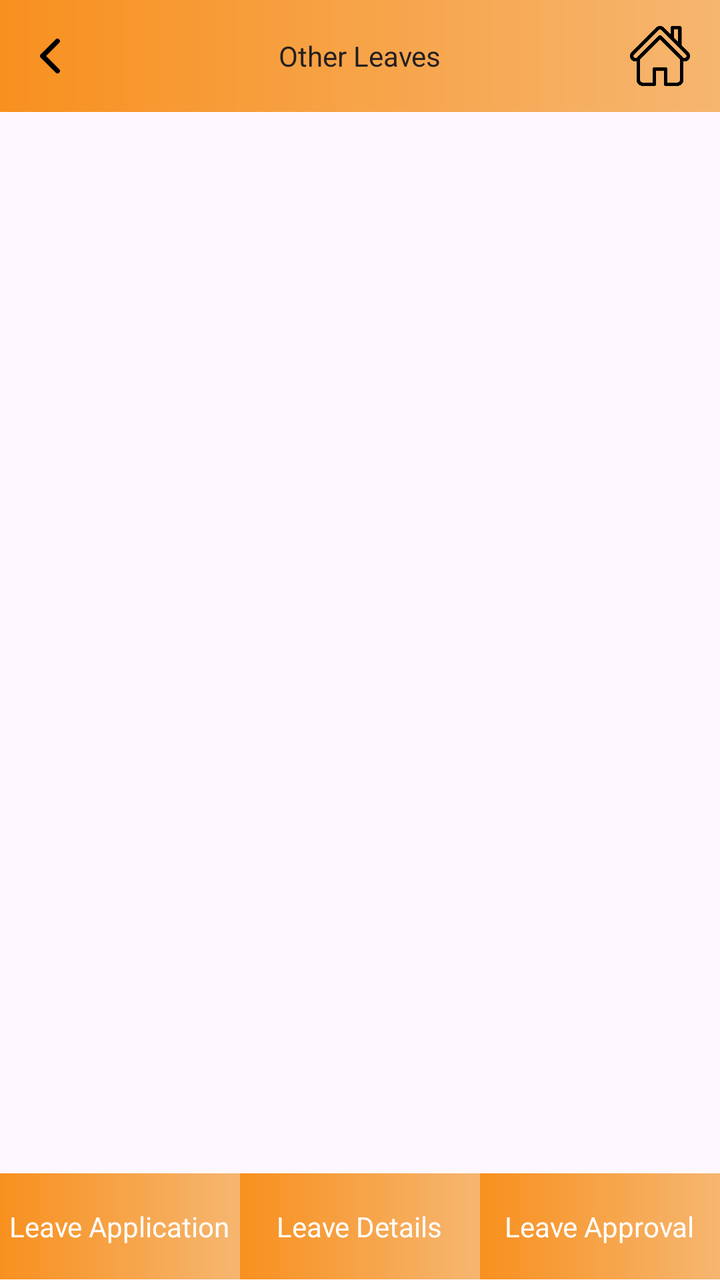
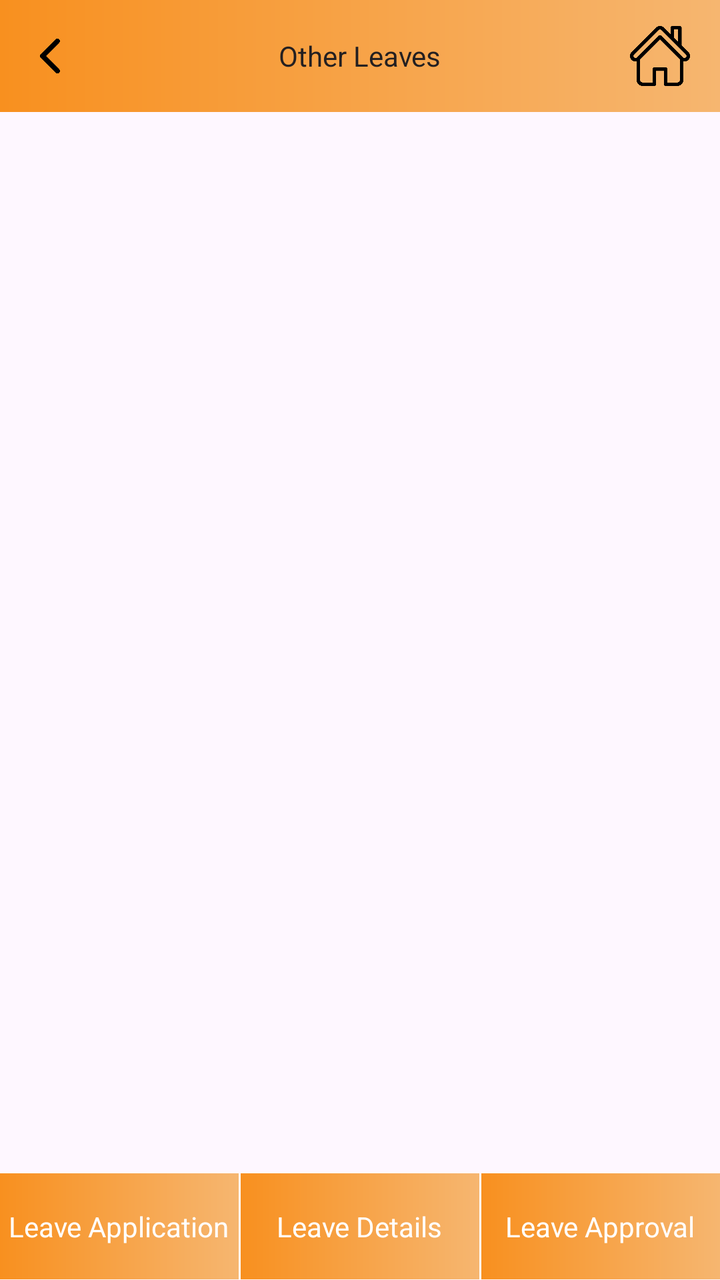

An Android layout rendered at two revisions. The XML below is the earlier revision; the diff shows what the commit changed to produce the second picture.
<!-- AndroidManifest.xml: application theme Theme.IMFA -->
<!-- res/layout/activity_other_leaves.xml -->
<?xml version="1.0" encoding="utf-8"?>
<androidx.constraintlayout.widget.ConstraintLayout xmlns:android="http://schemas.android.com/apk/res/android"
    xmlns:app="http://schemas.android.com/apk/res-auto"
    xmlns:tools="http://schemas.android.com/tools"
    android:id="@+id/main"
    android:layout_width="match_parent"
    android:layout_height="match_parent"
    tools:context=".Leave.OtherLeavesActivity">

    <LinearLayout
        android:id="@+id/linearLayout"
        android:layout_width="match_parent"
        android:layout_height="?android:actionBarSize"
        android:background="@drawable/background_1"
        android:orientation="horizontal"
        app:layout_constraintEnd_toEndOf="parent"
        app:layout_constraintStart_toStartOf="parent"
        app:layout_constraintTop_toTopOf="parent">

        <LinearLayout
            android:layout_width="0dp"
            android:layout_height="match_parent"
            android:layout_weight="0.5">

            <ImageView
                android:id="@+id/imgBack"
                android:layout_width="30dp"
                android:layout_height="40dp"
                android:layout_gravity="center"
                android:layout_marginLeft="10dp"
                android:src="@drawable/back_arrow" />
        </LinearLayout>

        <LinearLayout
            android:layout_width="0dp"
            android:layout_height="match_parent"
            android:layout_weight="1"
            android:gravity="center">

            <TextView
                android:id="@+id/tvToolBar"
                android:layout_width="wrap_content"
                android:layout_height="wrap_content"
                android:text="Other Leaves"
                android:textColor="@color/appBlack"
                android:textSize="14sp" />

        </LinearLayout>

        <LinearLayout
            android:layout_width="0dp"
            android:layout_height="match_parent"
            android:layout_weight="0.5"
            android:gravity="right">

            <ImageView
                android:id="@+id/imgHome"
                android:layout_width="30dp"
                android:layout_height="30dp"
                android:layout_gravity="center"
                android:layout_marginRight="15dp"
                android:src="@drawable/home" />
        </LinearLayout>
    </LinearLayout>

    <LinearLayout
        android:visibility="gone"
        android:layout_width="match_parent"
        android:layout_height="match_parent"
        android:id="@+id/lnNonAccess"
        android:orientation="vertical"
        android:gravity="center">
        <ImageView
            android:layout_width="80dp"
            android:layout_height="80dp"
            android:src="@drawable/sorry"/>

        <TextView
            android:layout_marginTop="5dp"
            android:textStyle="bold"
            android:layout_width="wrap_content"
            android:layout_height="wrap_content"
            android:textSize="14sp"
            android:textColor="@color/appYellow"
            android:text="Currently this menu is not accessible"/>

    </LinearLayout>

    <LinearLayout
        android:id="@+id/lnAccess"
        android:layout_width="match_parent"
        android:layout_height="0dp"
        android:orientation="vertical"
        android:visibility="visible"
        app:layout_constraintBottom_toBottomOf="parent"
        app:layout_constraintEnd_toEndOf="parent"
        app:layout_constraintStart_toStartOf="parent"
        app:layout_constraintTop_toBottomOf="@+id/linearLayout">

        <LinearLayout
            android:layout_width="match_parent"
            android:layout_height="0dp"
            android:layout_weight="1">

            <FrameLayout
                android:id="@+id/frameLayout"
                android:layout_width="match_parent"
                android:layout_height="match_parent"
                android:layout_margin="10dp"></FrameLayout>
        </LinearLayout>

        <LinearLayout
            android:layout_width="match_parent"
            android:layout_height="0dp"
            android:layout_weight="0.1"
            android:orientation="horizontal">

            <LinearLayout
                android:id="@+id/llApplication"
                android:layout_width="0dp"
                android:layout_height="match_parent"
                android:layout_weight="1"
                android:background="@drawable/background_1"
                android:gravity="center">

                <TextView
                    android:id="@+id/tvApplication"
                    android:layout_width="wrap_content"
                    android:layout_height="wrap_content"
                    android:text="Leave Application"
                    android:textColor="@android:color/white"
                    android:textSize="14sp"></TextView>
            </LinearLayout>

            <LinearLayout
                android:id="@+id/llDetails"
                android:layout_width="0dp"
                android:layout_height="match_parent"
                android:layout_weight="1"
                android:background="@drawable/background_1"
                android:gravity="center">

                <TextView
                    android:id="@+id/tvDetails"
                    android:layout_width="wrap_content"
                    android:layout_height="wrap_content"
                    android:text="Leave Details"
                    android:textColor="@android:color/white"
                    android:textSize="14sp"></TextView>
            </LinearLayout>

            <LinearLayout
                android:id="@+id/llApproval"
                android:layout_width="0dp"
                android:layout_height="match_parent"
                android:layout_weight="1"
                android:visibility="visible"
                android:background="@drawable/background_1"
                android:gravity="center">

                <TextView
                    android:id="@+id/tvApproval"
                    android:layout_width="wrap_content"
                    android:layout_height="wrap_content"
                    android:text="Leave Approval"
                    android:textColor="@android:color/white"
                    android:textSize="14sp" />
            </LinearLayout>
        </LinearLayout>
    </LinearLayout>


</androidx.constraintlayout.widget.ConstraintLayout>
<!-- resources referenced by this layout -->
<resources>
  <color name="appBlack">#242021</color>
  <color name="appYellow">#F8901F</color>
  <!-- drawable back_arrow: png bitmap (drawable, 2943 bytes) -->
  <!-- drawable background_1 (drawable) -->
  <shape xmlns:android="http://schemas.android.com/apk/res/android"
      android:shape="rectangle">
      <gradient
          android:endColor="#F6B670"
          android:startColor="@color/appYellow"
          android:type="linear"
          android:angle="0" />
  </shape>
  <!-- drawable home: png bitmap (drawable, 9285 bytes) -->
  <!-- drawable sorry: png bitmap (drawable, 3710 bytes) -->
  <style name="Theme.IMFA" parent="Base.Theme.IMFA" />
  <style name="Base.Theme.IMFA" parent="Theme.Material3.DayNight.NoActionBar">
          
          <item name="colorPrimary">@color/appYellow</item>
      </style>
</resources>

<!-- the commit's change to res/layout/activity_other_leaves.xml (unified diff, before → after) -->
@@ -129,8 +129,13 @@
                     android:layout_height="wrap_content"
                     android:text="Leave Application"
                     android:textColor="@android:color/white"
-                    android:textSize="14sp"></TextView>
+                    android:textSize="14sp"/>
             </LinearLayout>
+
+            <View
+                android:layout_width="1dp"
+                android:layout_height="match_parent"
+                android:background="@color/white"/>
 
             <LinearLayout
                 android:id="@+id/llDetails"
@@ -146,8 +151,13 @@
                     android:layout_height="wrap_content"
                     android:text="Leave Details"
                     android:textColor="@android:color/white"
-                    android:textSize="14sp"></TextView>
+                    android:textSize="14sp"/>
             </LinearLayout>
+
+            <View
+                android:layout_width="1dp"
+                android:layout_height="match_parent"
+                android:background="@color/white"/>
 
             <LinearLayout
                 android:id="@+id/llApproval"
<!-- resource entries referenced after the edit -->
@@ -2,6 +2,7 @@
 <resources>
   <color name="appBlack">#242021</color>
   <color name="appYellow">#F8901F</color>
+  <color name="white">#FFFFFFFF</color>
   <!-- drawable back_arrow: png bitmap (drawable, 2943 bytes) -->
   <!-- drawable background_1 (drawable) -->
   <shape xmlns:android="http://schemas.android.com/apk/res/android"
